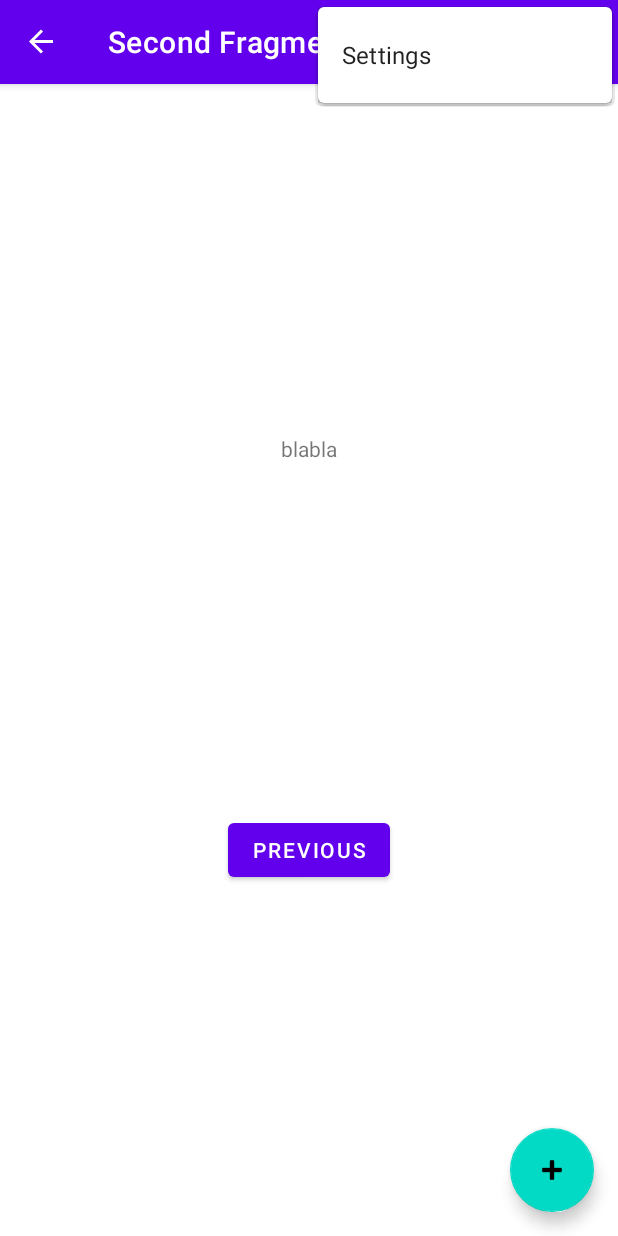
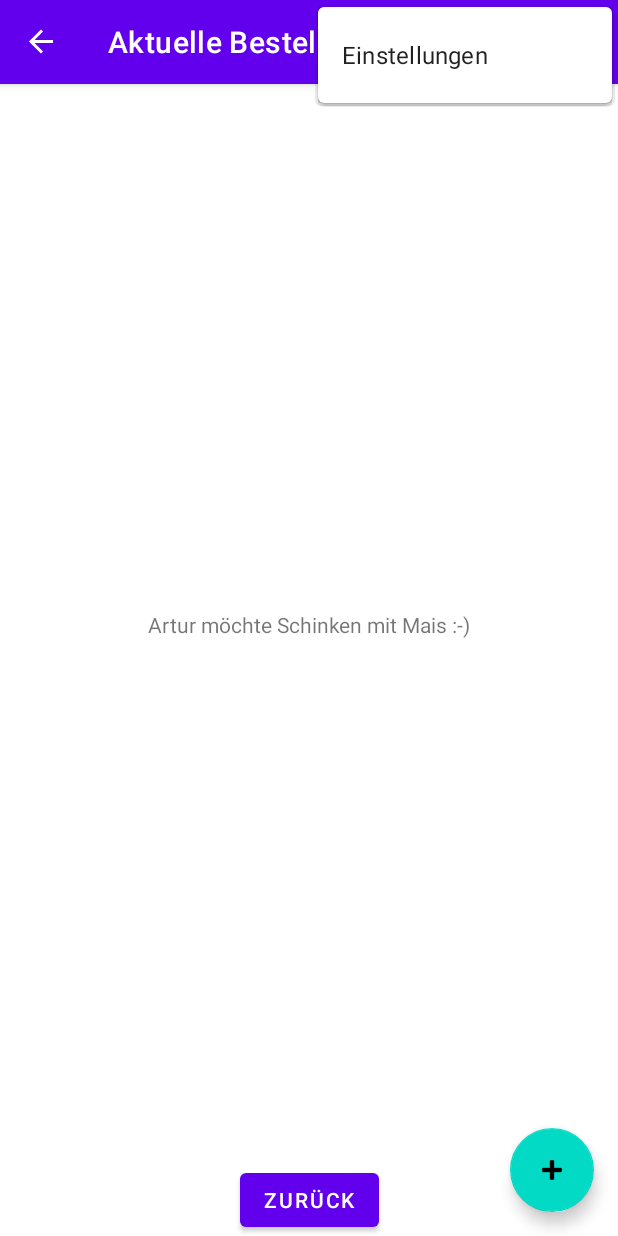
Before and after one commit to zille1123/FamilyPizzaMaker, an Android app: the SecondFragment screen opened through its navigation route, with the options menu open, on a phone screen of 412 x 824 dp. Run offline under Robolectric (Android 15) with nearby library versions, the phone set to English and light mode, and no system bars; our stand-ins replace navigation-ui.

Commit message:
deutsches layout

```diff
--- a/app/src/main/res/layout/fragment_first.xml
+++ b/app/src/main/res/layout/fragment_first.xml
@@ -10,7 +10,7 @@
         android:id="@+id/button_first"
         android:layout_width="wrap_content"
         android:layout_height="wrap_content"
-        android:text="@string/next"
+        android:text="@string/weiter"
         app:layout_constraintBottom_toBottomOf="parent"
         app:layout_constraintEnd_toEndOf="parent"
         app:layout_constraintStart_toStartOf="parent" />
--- a/app/src/main/res/layout/fragment_second.xml
+++ b/app/src/main/res/layout/fragment_second.xml
@@ -10,7 +10,7 @@
         android:id="@+id/textview_second"
         android:layout_width="wrap_content"
         android:layout_height="wrap_content"
-        android:text="blabla"
+        android:text="Artur möchte Schinken mit Mais :-)"
         app:layout_constraintBottom_toTopOf="@id/button_second"
         app:layout_constraintEnd_toEndOf="parent"
         app:layout_constraintStart_toStartOf="parent"
@@ -20,9 +20,8 @@
         android:id="@+id/button_second"
         android:layout_width="wrap_content"
         android:layout_height="wrap_content"
-        android:text="@string/previous"
+        android:text="@string/zurueck"
         app:layout_constraintBottom_toBottomOf="parent"
         app:layout_constraintEnd_toEndOf="parent"
-        app:layout_constraintStart_toStartOf="parent"
-        app:layout_constraintTop_toBottomOf="@id/textview_second" />
+        app:layout_constraintStart_toStartOf="parent" />
 </androidx.constraintlayout.widget.ConstraintLayout>
--- a/app/src/main/res/values/strings.xml
+++ b/app/src/main/res/values/strings.xml
@@ -1,11 +1,15 @@
 <resources>
     <string name="app_name">Family Pizza Maker</string>
-    <string name="action_settings">Settings</string>
+    <string name="action_new">Neue Bestellung</string>
+    <string name="action_archive">Archiv</string>
+    <string name="action_settings">Einstellungen</string>
     <!-- Strings used for fragments for navigation -->
-    <string name="first_fragment_label">First Fragment</string>
-    <string name="second_fragment_label">Second Fragment</string>
+    <string name="first_fragment_label">Pizzaplaner</string>
+    <string name="second_fragment_label">Aktuelle Bestellung</string>
     <string name="next">Next</string>
+    <string name="weiter">Weiter</string>
     <string name="previous">Previous</string>
+    <string name="zurueck">Zurück</string>
 
     <string name="hello_first_fragment">Hello first fragment</string>
     <string name="hello_second_fragment">Hello second fragment. Arg: %1$s</string>
```
